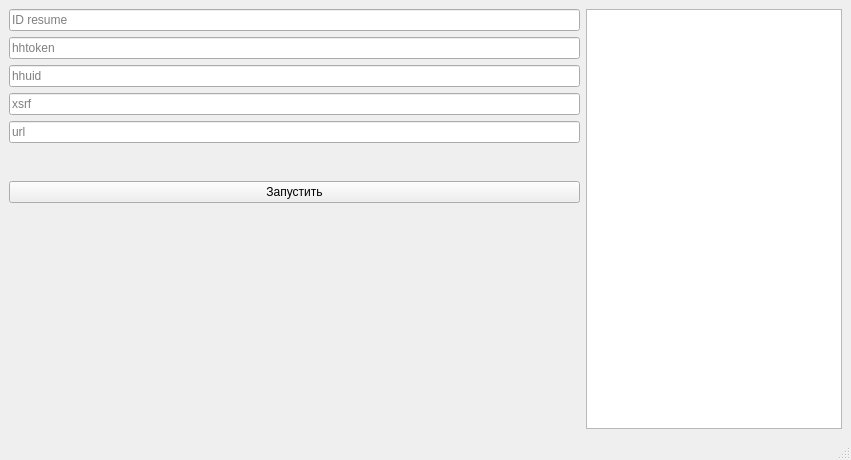
Above: HeadHunterBot/mainwindow.ui from imitatehappiness/QtHeadHunterBot before the change. Below: the same form after it.
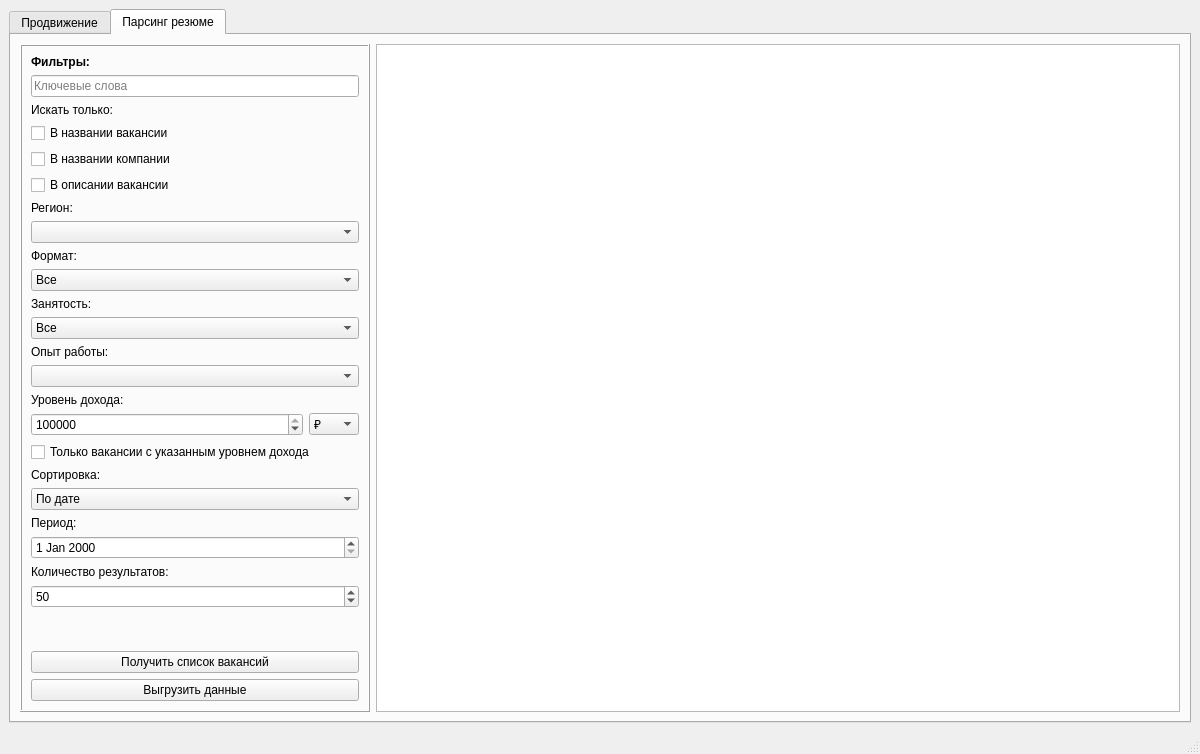
That is the form after the change. Icons and pictures are not drawn.

```diff
--- a/HeadHunterBot/mainwindow.ui
+++ b/HeadHunterBot/mainwindow.ui
@@ -6,8 +6,8 @@
    <rect>
     <x>0</x>
     <y>0</y>
-    <width>851</width>
-    <height>460</height>
+    <width>1200</width>
+    <height>754</height>
    </rect>
   </property>
   <property name="sizePolicy">
@@ -18,7 +18,7 @@
   </property>
   <property name="minimumSize">
    <size>
-    <width>800</width>
+    <width>0</width>
     <height>0</height>
    </size>
   </property>
@@ -36,116 +36,768 @@
     <normaloff>:/resources/icons/hh-logo.png</normaloff>:/resources/icons/hh-logo.png</iconset>
   </property>
   <widget class="QWidget" name="centralwidget">
+   <property name="minimumSize">
+    <size>
+     <width>0</width>
+     <height>0</height>
+    </size>
+   </property>
    <layout class="QGridLayout" name="gridLayout">
-    <item row="3" column="1">
-     <widget class="QPushButton" name="pB_turn">
-      <property name="text">
-       <string>Запустить</string>
-      </property>
-      <property name="turn" stdset="0">
-       <bool>false</bool>
-      </property>
-     </widget>
-    </item>
-    <item row="1" column="1">
-     <spacer name="verticalSpacer_2">
-      <property name="orientation">
-       <enum>Qt::Vertical</enum>
-      </property>
-      <property name="sizeType">
-       <enum>QSizePolicy::Fixed</enum>
-      </property>
-      <property name="sizeHint" stdset="0">
-       <size>
-        <width>20</width>
-        <height>20</height>
-       </size>
-      </property>
-     </spacer>
-    </item>
-    <item row="0" column="1">
-     <layout class="QGridLayout" name="gridLayout_2">
-      <item row="0" column="0">
-       <widget class="QLineEdit" name="lE_idResume">
-        <property name="toolTip">
-         <string>id resume: Уникальный идентификатор вашего резюме на HeadHunter.</string>
-        </property>
-        <property name="placeholderText">
-         <string>ID resume</string>
-        </property>
-       </widget>
-      </item>
-      <item row="1" column="0">
-       <widget class="QLineEdit" name="lE_hhtoken">
-        <property name="toolTip">
-         <string>hhtoken: Токен API HeadHunter, необходимый для аутентификации.</string>
-        </property>
-        <property name="placeholderText">
-         <string>hhtoken</string>
-        </property>
-       </widget>
-      </item>
-      <item row="2" column="0">
-       <widget class="QLineEdit" name="lE_hhuid">
-        <property name="toolTip">
-         <string>hhuid: Идентификатор пользователя HeadHunter, связанный с вашей учетной записью.</string>
-        </property>
-        <property name="placeholderText">
-         <string>hhuid</string>
-        </property>
-       </widget>
-      </item>
-      <item row="3" column="0">
-       <widget class="QLineEdit" name="lE_xsrf">
-        <property name="toolTip">
-         <string>xsrf: Межсайтовый запрос поддельного токена для безопасной связи с веб-сайтом HeadHunter.</string>
-        </property>
-        <property name="placeholderText">
-         <string>xsrf</string>
-        </property>
-       </widget>
-      </item>
-      <item row="4" column="0">
-       <widget class="QLineEdit" name="lE_url">
-        <property name="toolTip">
-         <string>url: Ваш региональный url HeadHunter. Например &quot;https://moscow.hh.ru &quot;.</string>
-        </property>
-        <property name="placeholderText">
-         <string>url</string>
-        </property>
-       </widget>
-      </item>
-     </layout>
-    </item>
-    <item row="0" column="2" rowspan="5" colspan="2">
-     <widget class="QTextBrowser" name="tE_logInfo">
-      <property name="sizePolicy">
-       <sizepolicy hsizetype="Expanding" vsizetype="Expanding">
-        <horstretch>0</horstretch>
-        <verstretch>0</verstretch>
-       </sizepolicy>
-      </property>
+    <item row="0" column="1" colspan="2">
+     <widget class="QTabWidget" name="tabWidget">
       <property name="minimumSize">
        <size>
         <width>0</width>
         <height>0</height>
        </size>
       </property>
+      <property name="currentIndex">
+       <number>1</number>
+      </property>
+      <widget class="QWidget" name="tab">
+       <attribute name="title">
+        <string>Продвижение</string>
+       </attribute>
+       <layout class="QGridLayout" name="gridLayout_5">
+        <item row="0" column="1" colspan="2">
+         <widget class="QTextBrowser" name="tE_logInfo">
+          <property name="sizePolicy">
+           <sizepolicy hsizetype="Expanding" vsizetype="Expanding">
+            <horstretch>0</horstretch>
+            <verstretch>0</verstretch>
+           </sizepolicy>
+          </property>
+          <property name="minimumSize">
+           <size>
+            <width>0</width>
+            <height>0</height>
+           </size>
+          </property>
+         </widget>
+        </item>
+        <item row="0" column="0">
+         <widget class="QFrame" name="f_resume_menu">
+          <property name="sizePolicy">
+           <sizepolicy hsizetype="Fixed" vsizetype="Preferred">
+            <horstretch>0</horstretch>
+            <verstretch>0</verstretch>
+           </sizepolicy>
+          </property>
+          <property name="minimumSize">
+           <size>
+            <width>350</width>
+            <height>0</height>
+           </size>
+          </property>
+          <property name="maximumSize">
+           <size>
+            <width>16777215</width>
+            <height>16777215</height>
+           </size>
+          </property>
+          <property name="frameShape">
+           <enum>QFrame::Box</enum>
+          </property>
+          <property name="frameShadow">
+           <enum>QFrame::Raised</enum>
+          </property>
+          <layout class="QGridLayout" name="gridLayout_4">
+           <item row="15" column="0" colspan="2">
+            <widget class="QPushButton" name="pB_turn">
+             <property name="sizePolicy">
+              <sizepolicy hsizetype="Preferred" vsizetype="Fixed">
+               <horstretch>0</horstretch>
+               <verstretch>0</verstretch>
+              </sizepolicy>
+             </property>
+             <property name="text">
+              <string>Запустить автоматическое обновление</string>
+             </property>
+             <property name="turn" stdset="0">
+              <bool>false</bool>
+             </property>
+            </widget>
+           </item>
+           <item row="7" column="0">
+            <widget class="QPushButton" name="pB_load_resume_params">
+             <property name="sizePolicy">
+              <sizepolicy hsizetype="Preferred" vsizetype="Fixed">
+               <horstretch>0</horstretch>
+               <verstretch>0</verstretch>
+              </sizepolicy>
+             </property>
+             <property name="text">
+              <string>Загрузить</string>
+             </property>
+            </widget>
+           </item>
+           <item row="9" column="0" colspan="2">
+            <widget class="Line" name="line">
+             <property name="styleSheet">
+              <string notr="true"/>
+             </property>
+             <property name="lineWidth">
+              <number>1</number>
+             </property>
+             <property name="midLineWidth">
+              <number>0</number>
+             </property>
+             <property name="orientation">
+              <enum>Qt::Horizontal</enum>
+             </property>
+            </widget>
+           </item>
+           <item row="4" column="0" colspan="2">
+            <widget class="QLineEdit" name="lE_url">
+             <property name="sizePolicy">
+              <sizepolicy hsizetype="Preferred" vsizetype="Fixed">
+               <horstretch>0</horstretch>
+               <verstretch>0</verstretch>
+              </sizepolicy>
+             </property>
+             <property name="minimumSize">
+              <size>
+               <width>300</width>
+               <height>0</height>
+              </size>
+             </property>
+             <property name="toolTip">
+              <string>url: Ваш региональный url HeadHunter. Например &quot;https://moscow.hh_bot.ru &quot;.</string>
+             </property>
+             <property name="placeholderText">
+              <string>url</string>
+             </property>
+            </widget>
+           </item>
+           <item row="1" column="0" colspan="2">
+            <widget class="QLineEdit" name="lE_idResume">
+             <property name="sizePolicy">
+              <sizepolicy hsizetype="Preferred" vsizetype="Fixed">
+               <horstretch>0</horstretch>
+               <verstretch>0</verstretch>
+              </sizepolicy>
+             </property>
+             <property name="minimumSize">
+              <size>
+               <width>300</width>
+               <height>0</height>
+              </size>
+             </property>
+             <property name="toolTip">
+              <string>id resume: Уникальный идентификатор вашего резюме на HeadHunter.</string>
+             </property>
+             <property name="placeholderText">
+              <string>ID resume</string>
+             </property>
+            </widget>
+           </item>
+           <item row="0" column="0">
+            <widget class="QLabel" name="label_3">
+             <property name="font">
+              <font>
+               <bold>true</bold>
+              </font>
+             </property>
+             <property name="text">
+              <string>Параметры:</string>
+             </property>
+            </widget>
+           </item>
+           <item row="3" column="0" colspan="2">
+            <widget class="QLineEdit" name="lE_hhuid">
+             <property name="sizePolicy">
+              <sizepolicy hsizetype="Preferred" vsizetype="Fixed">
+               <horstretch>0</horstretch>
+               <verstretch>0</verstretch>
+              </sizepolicy>
+             </property>
+             <property name="minimumSize">
+              <size>
+               <width>300</width>
+               <height>0</height>
+              </size>
+             </property>
+             <property name="toolTip">
+              <string>hh_botuid: Идентификатор пользователя HeadHunter, связанный с вашей учетной записью.</string>
+             </property>
+             <property name="placeholderText">
+              <string>hhuid</string>
+             </property>
+            </widget>
+           </item>
+           <item row="8" column="0" colspan="2">
+            <spacer name="verticalSpacer_2">
+             <property name="orientation">
+              <enum>Qt::Vertical</enum>
+             </property>
+             <property name="sizeType">
+              <enum>QSizePolicy::Maximum</enum>
+             </property>
+             <property name="sizeHint" stdset="0">
+              <size>
+               <width>20</width>
+               <height>2</height>
+              </size>
+             </property>
+            </spacer>
+           </item>
+           <item row="5" column="0" colspan="2">
+            <widget class="QLineEdit" name="lE_hhtoken">
+             <property name="sizePolicy">
+              <sizepolicy hsizetype="Preferred" vsizetype="Fixed">
+               <horstretch>0</horstretch>
+               <verstretch>0</verstretch>
+              </sizepolicy>
+             </property>
+             <property name="minimumSize">
+              <size>
+               <width>300</width>
+               <height>0</height>
+              </size>
+             </property>
+             <property name="toolTip">
+              <string>hh_bottoken: Токен API HeadHunter, необходимый для аутентификации.</string>
+             </property>
+             <property name="text">
+              <string/>
+             </property>
+             <property name="placeholderText">
+              <string>hhtoken</string>
+             </property>
+            </widget>
+           </item>
+           <item row="7" column="1">
+            <widget class="QPushButton" name="pB_save_resume_params">
+             <property name="sizePolicy">
+              <sizepolicy hsizetype="Preferred" vsizetype="Fixed">
+               <horstretch>0</horstretch>
+               <verstretch>0</verstretch>
+              </sizepolicy>
+             </property>
+             <property name="text">
+              <string>Сохранить</string>
+             </property>
+            </widget>
+           </item>
+           <item row="2" column="0" colspan="2">
+            <widget class="QLineEdit" name="lE_xsrf">
+             <property name="sizePolicy">
+              <sizepolicy hsizetype="Preferred" vsizetype="Fixed">
+               <horstretch>0</horstretch>
+               <verstretch>0</verstretch>
+              </sizepolicy>
+             </property>
+             <property name="minimumSize">
+              <size>
+               <width>300</width>
+               <height>0</height>
+              </size>
+             </property>
+             <property name="toolTip">
+              <string>xsrf: Межсайтовый запрос поддельного токена для безопасной связи с веб-сайтом HeadHunter.</string>
+             </property>
+             <property name="placeholderText">
+              <string>xsrf</string>
+             </property>
+            </widget>
+           </item>
+           <item row="11" column="0" colspan="2">
+            <widget class="QPushButton" name="pB_clear_resume_log">
+             <property name="sizePolicy">
+              <sizepolicy hsizetype="Preferred" vsizetype="Fixed">
+               <horstretch>0</horstretch>
+               <verstretch>0</verstretch>
+              </sizepolicy>
+             </property>
+             <property name="text">
+              <string>Очистить лог</string>
+             </property>
+            </widget>
+           </item>
+           <item row="10" column="0" colspan="2">
+            <widget class="QPushButton" name="pB_clear_resume_params">
+             <property name="sizePolicy">
+              <sizepolicy hsizetype="Preferred" vsizetype="Fixed">
+               <horstretch>0</horstretch>
+               <verstretch>0</verstretch>
+              </sizepolicy>
+             </property>
+             <property name="maximumSize">
+              <size>
+               <width>16777215</width>
+               <height>16777215</height>
+              </size>
+             </property>
+             <property name="text">
+              <string>Очистить параметры</string>
+             </property>
+            </widget>
+           </item>
+           <item row="12" column="0" colspan="2">
+            <spacer name="verticalSpacer">
+             <property name="orientation">
+              <enum>Qt::Vertical</enum>
+             </property>
+             <property name="sizeHint" stdset="0">
+              <size>
+               <width>20</width>
+               <height>40</height>
+              </size>
+             </property>
+            </spacer>
+           </item>
+          </layout>
+         </widget>
+        </item>
+       </layout>
+      </widget>
+      <widget class="QWidget" name="tab_2">
+       <attribute name="title">
+        <string>Парсинг резюме</string>
+       </attribute>
+       <layout class="QGridLayout" name="gridLayout_3">
+        <item row="1" column="0" rowspan="2">
+         <widget class="QFrame" name="f_parsing_menu">
+          <property name="sizePolicy">
+           <sizepolicy hsizetype="Maximum" vsizetype="Preferred">
+            <horstretch>0</horstretch>
+            <verstretch>0</verstretch>
+           </sizepolicy>
+          </property>
+          <property name="minimumSize">
+           <size>
+            <width>350</width>
+            <height>0</height>
+           </size>
+          </property>
+          <property name="maximumSize">
+           <size>
+            <width>300</width>
+            <height>16777215</height>
+           </size>
+          </property>
+          <property name="frameShape">
+           <enum>QFrame::Box</enum>
+          </property>
+          <property name="frameShadow">
+           <enum>QFrame::Raised</enum>
+          </property>
+          <layout class="QGridLayout" name="gridLayout_2">
+           <item row="8" column="0">
+            <widget class="QLabel" name="label_6">
+             <property name="text">
+              <string>Формат:</string>
+             </property>
+            </widget>
+           </item>
+           <item row="11" column="0" colspan="2">
+            <widget class="QComboBox" name="cB_employment">
+             <item>
+              <property name="text">
+               <string>Все</string>
+              </property>
+             </item>
+             <item>
+              <property name="text">
+               <string>Полная занятость</string>
+              </property>
+             </item>
+             <item>
+              <property name="text">
+               <string>Частичная занятость</string>
+              </property>
+             </item>
+             <item>
+              <property name="text">
+               <string>Проектная работа</string>
+              </property>
+             </item>
+             <item>
+              <property name="text">
+               <string>Волонтерство</string>
+              </property>
+             </item>
+             <item>
+              <property name="text">
+               <string>Стажировка</string>
+              </property>
+             </item>
+            </widget>
+           </item>
+           <item row="9" column="0" colspan="2">
+            <widget class="QComboBox" name="cB_schedule">
+             <property name="toolTip">
+              <string/>
+             </property>
+             <property name="placeholderText">
+              <string/>
+             </property>
+             <item>
+              <property name="text">
+               <string>Все</string>
+              </property>
+             </item>
+             <item>
+              <property name="text">
+               <string>Полный день</string>
+              </property>
+             </item>
+             <item>
+              <property name="text">
+               <string>Сменный график</string>
+              </property>
+             </item>
+             <item>
+              <property name="text">
+               <string>Гибкий график</string>
+              </property>
+             </item>
+             <item>
+              <property name="text">
+               <string>Удаленная работа</string>
+              </property>
+             </item>
+             <item>
+              <property name="text">
+               <string>Вахтовый метод</string>
+              </property>
+             </item>
+            </widget>
+           </item>
+           <item row="20" column="0" colspan="2">
+            <widget class="QComboBox" name="cB_order">
+             <item>
+              <property name="text">
+               <string>По дате</string>
+              </property>
+             </item>
+             <item>
+              <property name="text">
+               <string>По убыванию дохода</string>
+              </property>
+             </item>
+             <item>
+              <property name="text">
+               <string>По возрастанию дохода</string>
+              </property>
+             </item>
+             <item>
+              <property name="text">
+               <string>По соответствию</string>
+              </property>
+             </item>
+            </widget>
+           </item>
+           <item row="2" column="0">
+            <widget class="QLabel" name="label_10">
+             <property name="text">
+              <string>Искать только:</string>
+             </property>
+            </widget>
+           </item>
+           <item row="0" column="0">
+            <widget class="QLabel" name="label_2">
+             <property name="font">
+              <font>
+               <bold>true</bold>
+              </font>
+             </property>
+             <property name="text">
+              <string>Фильтры:</string>
+             </property>
+            </widget>
+           </item>
+           <item row="21" column="0">
+            <widget class="QLabel" name="label_4">
+             <property name="text">
+              <string>Период:</string>
+             </property>
+            </widget>
+           </item>
+           <item row="25" column="0" colspan="2">
+            <widget class="QSpinBox" name="sB_per_page">
+             <property name="toolTip">
+              <string/>
+             </property>
+             <property name="minimum">
+              <number>1</number>
+             </property>
+             <property name="maximum">
+              <number>100</number>
+             </property>
+             <property name="singleStep">
+              <number>10</number>
+             </property>
+             <property name="value">
+              <number>50</number>
+             </property>
+            </widget>
+           </item>
+           <item row="5" column="0">
+            <widget class="QCheckBox" name="cB_only_description">
+             <property name="text">
+              <string>В описании вакансии</string>
+             </property>
+             <property name="search_field_id" stdset="0">
+              <UInt>2</UInt>
+             </property>
+            </widget>
+           </item>
+           <item row="28" column="0" colspan="2">
+            <widget class="QPushButton" name="pB_getVanacy">
+             <property name="text">
+              <string>Получить список вакансий</string>
+             </property>
+            </widget>
+           </item>
+           <item row="1" column="0" colspan="2">
+            <widget class="QLineEdit" name="lE_keywords">
+             <property name="toolTip">
+              <string/>
+             </property>
+             <property name="placeholderText">
+              <string>Ключевые слова</string>
+             </property>
+            </widget>
+           </item>
+           <item row="23" column="0">
+            <widget class="QLabel" name="label_8">
+             <property name="text">
+              <string>Количество результатов:</string>
+             </property>
+            </widget>
+           </item>
+           <item row="4" column="0">
+            <widget class="QCheckBox" name="cB_only_company_name">
+             <property name="text">
+              <string>В названии компании</string>
+             </property>
+             <property name="search_field_id" stdset="0">
+              <UInt>1</UInt>
+             </property>
+            </widget>
+           </item>
+           <item row="3" column="0">
+            <widget class="QCheckBox" name="cB_only_name">
+             <property name="text">
+              <string>В названии вакансии</string>
+             </property>
+             <property name="search_field_id" stdset="0">
+              <UInt>0</UInt>
+             </property>
+            </widget>
+           </item>
+           <item row="13" column="0">
+            <widget class="QLabel" name="label_7">
+             <property name="text">
+              <string>Опыт работы:</string>
+             </property>
+            </widget>
+           </item>
+           <item row="22" column="0" colspan="2">
+            <widget class="QDateEdit" name="dE_period">
+             <property name="toolTip">
+              <string>Дата, которая ограничивает снизу диапазон дат публикации вакансий.</string>
+             </property>
+            </widget>
+           </item>
+           <item row="18" column="0" colspan="2">
+            <widget class="QCheckBox" name="cB_only_with_salary">
+             <property name="text">
+              <string>Только вакансии с указанным уровнем дохода</string>
+             </property>
+            </widget>
+           </item>
+           <item row="16" column="0">
+            <widget class="QSpinBox" name="sB_salary">
+             <property name="toolTip">
+              <string>Например: при указании 100 EUR будут найдены вакансии, где вилка зарплаты указана в рублях и после пересчёта в Евро близка к 100 EUR.</string>
+             </property>
+             <property name="maximum">
+              <number>100000000</number>
+             </property>
+             <property name="singleStep">
+              <number>10000</number>
+             </property>
+             <property name="value">
+              <number>100000</number>
+             </property>
+            </widget>
+           </item>
+           <item row="7" column="0" colspan="2">
+            <widget class="QComboBox" name="cB_region">
+             <property name="toolTip">
+              <string/>
+             </property>
+             <property name="placeholderText">
+              <string/>
+             </property>
+            </widget>
+           </item>
+           <item row="14" column="0" colspan="2">
+            <widget class="QComboBox" name="cB_experience">
+             <property name="toolTip">
+              <string/>
+             </property>
+             <property name="placeholderText">
+              <string>Опыт </string>
+             </property>
+             <item>
+              <property name="text">
+               <string>Все</string>
+              </property>
+             </item>
+             <item>
+              <property name="text">
+               <string>Нет опыта</string>
+              </property>
+             </item>
+             <item>
+              <property name="text">
+               <string>От 1 года до 3 лет</string>
+              </property>
+             </item>
+             <item>
+              <property name="text">
+               <string>От 3 до 6 лет</string>
+              </property>
+             </item>
+             <item>
+              <property name="text">
+               <string>Более 6 лет</string>
+              </property>
+             </item>
+            </widget>
+           </item>
+           <item row="29" column="0" colspan="2">
+            <widget class="QPushButton" name="pB_exportToXML">
+             <property name="text">
+              <string>Выгрузить данные</string>
+             </property>
+            </widget>
+           </item>
+           <item row="6" column="0">
+            <widget class="QLabel" name="label_5">
+             <property name="text">
+              <string>Регион:</string>
+             </property>
+            </widget>
+           </item>
+           <item row="16" column="1">
+            <widget class="QComboBox" name="cB_currency">
+             <property name="minimumSize">
+              <size>
+               <width>0</width>
+               <height>0</height>
+              </size>
+             </property>
+             <property name="maximumSize">
+              <size>
+               <width>50</width>
+               <height>16777215</height>
+              </size>
+             </property>
+             <property name="toolTip">
+              <string/>
+             </property>
+             <item>
+              <property name="text">
+               <string>₽</string>
+              </property>
+             </item>
+             <item>
+              <property name="text">
+               <string>$</string>
+              </property>
+             </item>
+             <item>
+              <property name="text">
+               <string>€</string>
+              </property>
+             </item>
+            </widget>
+           </item>
+           <item row="19" column="0">
+            <widget class="QLabel" name="label">
+             <property name="text">
+              <string>Сортировка:</string>
+             </property>
+            </widget>
+           </item>
+           <item row="26" column="0" colspan="2">
+            <spacer name="verticalSpacer_3">
+             <property name="orientation">
+              <enum>Qt::Vertical</enum>
+             </property>
+             <property name="sizeHint" stdset="0">
+              <size>
+               <width>20</width>
+               <height>40</height>
+              </size>
+             </property>
+            </spacer>
+           </item>
+           <item row="15" column="0">
+            <widget class="QLabel" name="label_9">
+             <property name="text">
+              <string>Уровень дохода:</string>
+             </property>
+            </widget>
+           </item>
+           <item row="10" column="0" colspan="2">
+            <widget class="QLabel" name="label_11">
+             <property name="text">
+              <string>Занятоcть:</string>
+             </property>
+            </widget>
+           </item>
+          </layout>
+         </widget>
+        </item>
+        <item row="1" column="2" rowspan="2">
+         <widget class="QTableWidget" name="tW_vacancy">
+          <property name="sizePolicy">
+           <sizepolicy hsizetype="Expanding" vsizetype="Expanding">
+            <horstretch>0</horstretch>
+            <verstretch>0</verstretch>
+           </sizepolicy>
+          </property>
+          <property name="alternatingRowColors">
+           <bool>true</bool>
+          </property>
+          <property name="gridStyle">
+           <enum>Qt::SolidLine</enum>
+          </property>
+          <property name="sortingEnabled">
+           <bool>true</bool>
+          </property>
+          <attribute name="horizontalHeaderCascadingSectionResizes">
+           <bool>true</bool>
+          </attribute>
+          <attribute name="horizontalHeaderMinimumSectionSize">
+           <number>40</number>
+          </attribute>
+          <attribute name="horizontalHeaderShowSortIndicator" stdset="0">
+           <bool>true</bool>
+          </attribute>
+          <attribute name="horizontalHeaderStretchLastSection">
+           <bool>true</bool>
+          </attribute>
+          <attribute name="verticalHeaderDefaultSectionSize">
+           <number>30</number>
+          </attribute>
+          <attribute name="verticalHeaderHighlightSections">
+           <bool>true</bool>
+          </attribute>
+          <attribute name="verticalHeaderStretchLastSection">
+           <bool>false</bool>
+          </attribute>
+         </widget>
+        </item>
+       </layout>
+      </widget>
      </widget>
     </item>
-    <item row="4" column="1">
-     <spacer name="verticalSpacer">
-      <property name="orientation">
-       <enum>Qt::Vertical</enum>
-      </property>
-      <property name="sizeHint" stdset="0">
-       <size>
-        <width>20</width>
-        <height>40</height>
-       </size>
-      </property>
-     </spacer>
-    </item>
    </layout>
   </widget>
   <widget class="QMenuBar" name="menubar">
```
Left out of the diff: 8 changed lines with no effect on the pictures.
